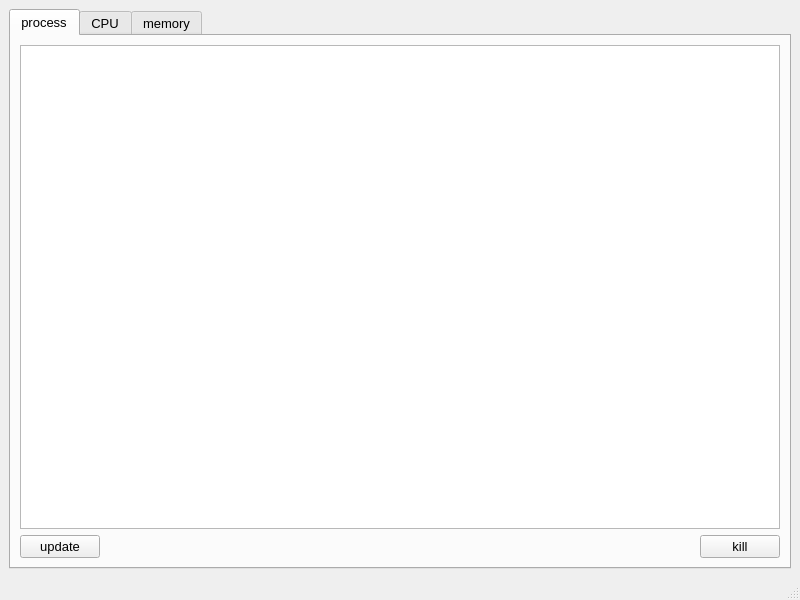
KessoPavel/LinuxTaskManager, file mainwindow.ui: the form before one commit.
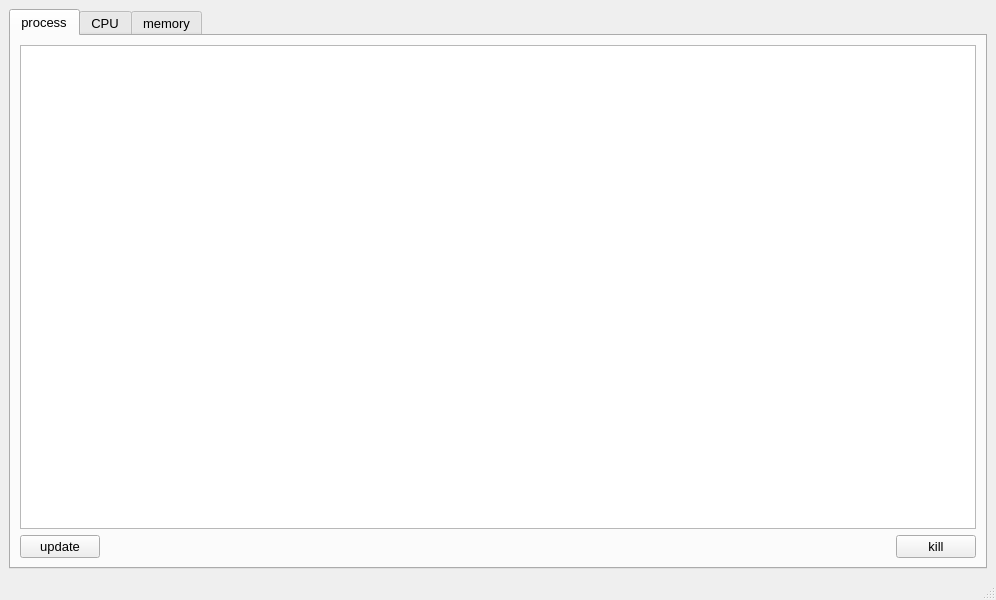
The form after the commit.

Patch:
```diff
--- a/mainwindow.ui
+++ b/mainwindow.ui
@@ -6,10 +6,16 @@
    <rect>
     <x>0</x>
     <y>0</y>
-    <width>800</width>
+    <width>996</width>
     <height>600</height>
    </rect>
   </property>
+  <property name="minimumSize">
+   <size>
+    <width>996</width>
+    <height>600</height>
+   </size>
+  </property>
   <property name="windowTitle">
    <string>MainWindow</string>
   </property>
```
Left out of the diff: 2 changed lines with no effect on the pictures.
